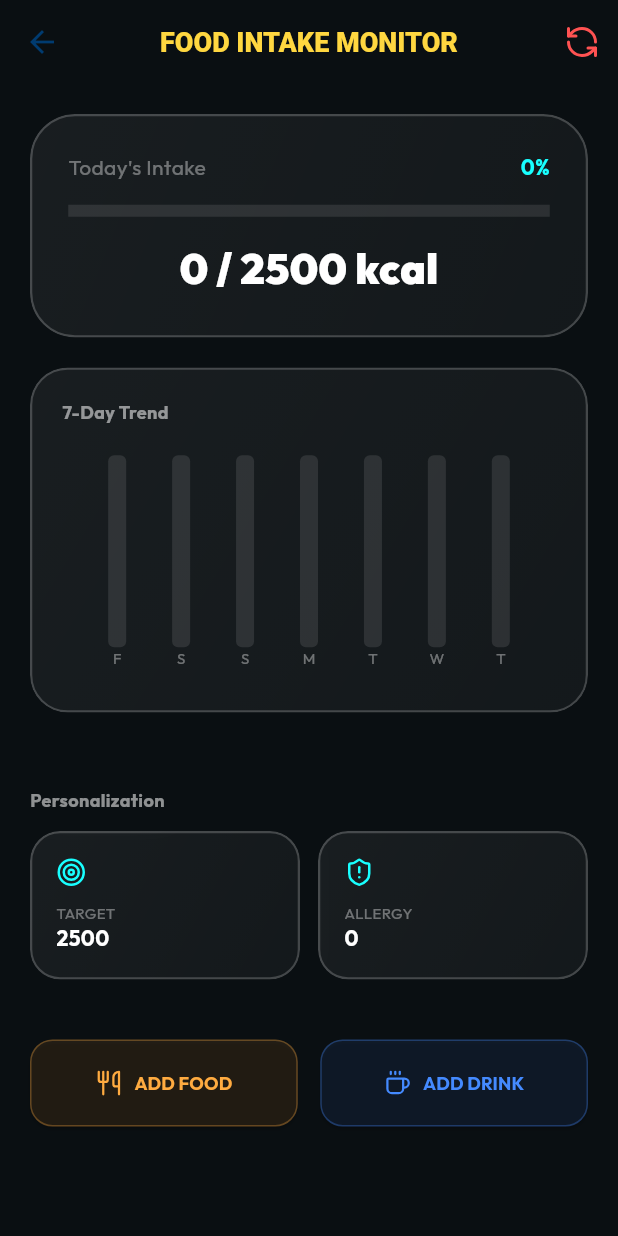
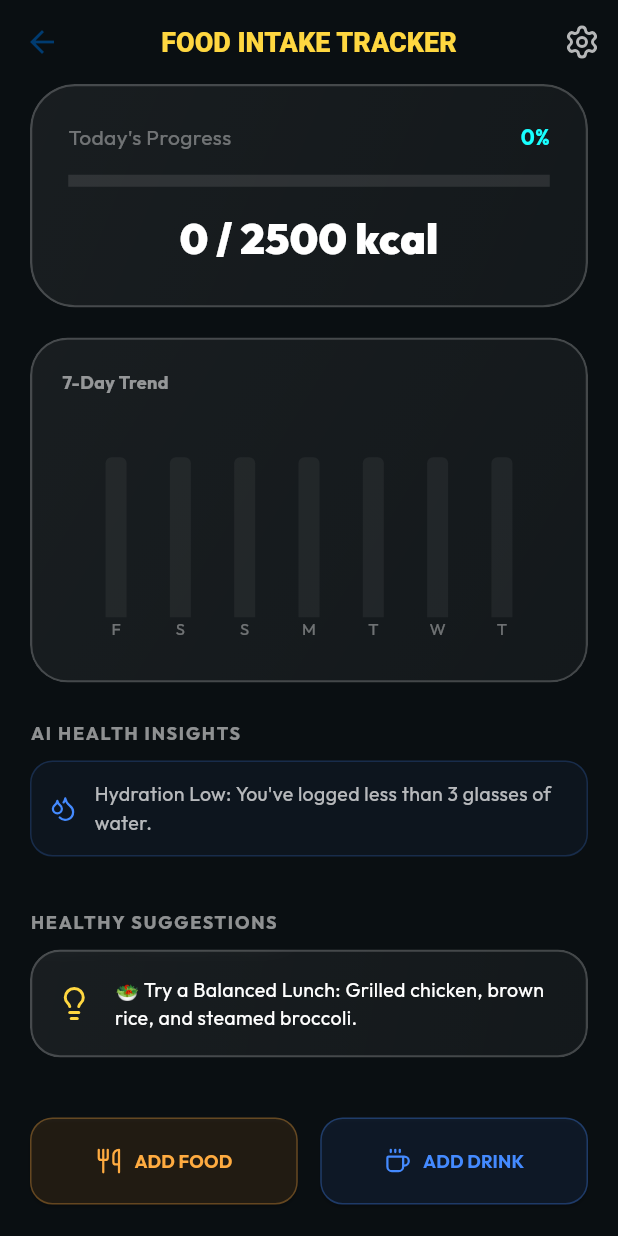
Before and after one commit to D-H724/my_sejahtera_ng, a Flutter app: the FoodTrackerScreen screen opened directly, on a phone screen of 412 x 824 dp. Run offline on Flutter 3.47's test engine with Material 3 defaults, Android fonts, the light colour scheme and no system bars; drawn by our look-alikes of fl_chart, flutter_animate; our stand-ins replace animated_text_kit, flutter_map, flutter_riverpod, flutter_tts, geolocator, google_fonts and 3 more.

Commit message:
UI update: Adding (AI Health Insights, Healthy Suggestions, Settings)

```diff
--- a/lib/features/dashboard/screens/dashboard_screen.dart
+++ b/lib/features/dashboard/screens/dashboard_screen.dart
@@ -293,7 +293,7 @@ class DashboardScreen extends ConsumerWidget {
             } else if (label == 'Health') {
               targetScreen = const DigitalHealthScreen();
             } else if (label == 'Food Intake Monitor') {
-              targetScreen = const FoodTrackerScreen();
+              targetScreen = FoodTrackerScreen();
             } else {
               targetScreen = FeatureDetailScreen(
                 title: label,
--- a/lib/features/food_tracker/food_tracker_screen.dart
+++ b/lib/features/food_tracker/food_tracker_screen.dart
@@ -1,4 +1,4 @@
-import 'dart:ui';
+import 'dart:math'; // For random suggestions
 import 'package:flutter/material.dart';
 import 'package:flutter_riverpod/flutter_riverpod.dart';
 import 'package:flutter_animate/flutter_animate.dart';
@@ -6,10 +6,9 @@ import 'package:flutter_riverpod/legacy.dart' show StateNotifierProvider, StateN
 import 'package:lucide_icons/lucide_icons.dart';
 import 'package:fl_chart/fl_chart.dart';
 import 'package:my_sejahtera_ng/core/widgets/glass_container.dart';
-import 'package:intl/intl.dart'; // For date formatting
+import 'package:intl/intl.dart';
 
 // --- DATA MODELS ---
-
 enum DrinkType { water, tea, coffee, juice, milk }
 
 class FoodEntry {
@@ -24,7 +23,7 @@ class FoodTrackerState {
   final List<String> allergies;
   final List<FoodEntry> foods;
   final List<FoodEntry> drinks;
-  final Map<String, int> dailyHistory; // Format: "yyyy-MM-dd": totalCalories
+  final Map<String, int> dailyHistory;
   final bool isScanning;
 
   FoodTrackerState({
@@ -40,13 +39,8 @@ class FoodTrackerState {
       foods.fold(0, (a, b) => a + b.calories) +
           drinks.fold(0, (a, b) => a + b.calories);
 
-  List<String> get aiInsights {
-    List<String> insights = [];
-    final caloriePercent = (totalCalories / calorieTarget);
-    if (caloriePercent >= 0.9) insights.add("🔥 Limit Warning: ${(caloriePercent * 100).toInt()}% reached.");
-    if (allergies.isNotEmpty) insights.add("🛡️ AI active: Monitoring ${allergies.length} allergens.");
-    return insights;
-  }
+  // Checks how many water entries exist
+  int get waterCount => drinks.where((d) => d.type == DrinkType.water).length;
 
   FoodTrackerState copyWith({
     int? calorieTarget,
@@ -68,7 +62,6 @@ class FoodTrackerState {
 }
 
 // --- STATE MANAGEMENT ---
-
 final foodTrackerProvider = StateNotifierProvider<FoodTrackerNotifier, FoodTrackerState>((ref) => FoodTrackerNotifier());
 
 class FoodTrackerNotifier extends StateNotifier<FoodTrackerState> {
@@ -91,7 +84,7 @@ class FoodTrackerNotifier extends StateNotifier<FoodTrackerState> {
     await Future.delayed(1200.ms);
     final riskFound = state.allergies.any((allergy) => name.toLowerCase().contains(allergy.toLowerCase()));
     state = state.copyWith(isScanning: false);
-    return riskFound ? "You have consumed an allergen giving food or drink" : null;
+    return riskFound ? "Allergen detected in entry!" : null;
   }
 
   void _updateHistory() {
@@ -112,48 +105,61 @@ class FoodTrackerNotifier extends StateNotifier<FoodTrackerState> {
 }
 
 // --- MAIN UI ---
+class FoodTrackerScreen extends ConsumerWidget {
+  FoodTrackerScreen({super.key});
 
-class FoodTrackerScreen extends ConsumerWidget {
-  const FoodTrackerScreen({super.key});
+  final List<String> suggestions = [
+    "🥗 Try a Balanced Lunch: Grilled chicken, brown rice, and steamed broccoli.",
+    "💧 Reduce Sugar: Swap sugary sodas with sparkling water and a slice of lemon.",
+    "🍎 Snack Smart: A handful of raw almonds and an apple provides sustained energy.",
+    "🍵 Metabolism Boost: Switch your afternoon coffee for antioxidant-rich green tea.",
+    "🥣 Fiber Focus: Add chia seeds or flaxseeds to your breakfast for better digestion."
+  ];
 
   static const List<String> availableAllergens = ['Peanut', 'Milk & Dairy', 'Sesame', 'Wheat & Gluten', 'Shellfish', 'Fish', 'Chicken', 'Lamb', 'Beef', 'Soy', 'Egg', 'Tree Nuts'];
 
   @override
   Widget build(BuildContext context, WidgetRef ref) {
     final state = ref.watch(foodTrackerProvider);
+    final randomSuggestion = suggestions[Random().nextInt(suggestions.length)];
 
     return Scaffold(
       backgroundColor: const Color(0xFF0A0F12),
       appBar: AppBar(
-        title: const Text("FOOD INTAKE MONITOR", style: TextStyle(fontWeight: FontWeight.w900, fontSize: 18, color: Colors.amberAccent)),
+        title: const Text("FOOD INTAKE TRACKER", style: TextStyle(fontWeight: FontWeight.w900, fontSize: 18, color: Colors.amberAccent)),
         backgroundColor: Colors.transparent,
+        elevation: 0,
         actions: [
-          IconButton(icon: const Icon(LucideIcons.refreshCcw, color: Colors.redAccent), onPressed: () => _showResetDialog(context, ref)),
+          _buildConfigMenu(context, ref, state),
         ],
       ),
       body: Stack(
         children: [
           SingleChildScrollView(
-            padding: const EdgeInsets.all(20),
+            padding: const EdgeInsets.symmetric(horizontal: 20),
             child: Column(
+              crossAxisAlignment: CrossAxisAlignment.start,
               children: [
                 _buildProgressCard(state),
                 const SizedBox(height: 20),
-                _buildCalorieChart(state), // THE NEW CHART
-                const SizedBox(height: 20),
-                ...state.aiInsights.map((m) => _buildAIInsight(m)),
-                const SizedBox(height: 30),
-                _sectionHeader("Personalization"),
-                const SizedBox(height: 12),
-                Row(
-                  children: [
-                    _buildSettingsTile("TARGET", "${state.calorieTarget}", LucideIcons.target, () => _openTargetSheet(context, ref, state)),
-                    const SizedBox(width: 12),
-                    _buildSettingsTile("ALLERGY", "${state.allergies.length}", LucideIcons.shieldAlert, () => _openAllergySheet(context, ref, state)),
-                  ],
-                ),
+                _buildCalorieChart(state),
+                const SizedBox(height: 25),
+
+                // --- AI HEALTH INSIGHTS SECTION ---
+                _sectionHeader("AI HEALTH INSIGHTS"),
+                const SizedBox(height: 10),
+                _buildDynamicInsights(state),
+
+                const SizedBox(height: 25),
+
+                // --- HEALTHY SUGGESTIONS SECTION ---
+                _sectionHeader("HEALTHY SUGGESTIONS"),
+                const SizedBox(height: 10),
+                _buildSuggestionCard(randomSuggestion),
+
                 const SizedBox(height: 40),
                 _buildActionRow(context, ref),
+                const SizedBox(height: 50),
               ],
             ),
           ),
@@ -163,9 +169,82 @@ class FoodTrackerScreen extends ConsumerWidget {
     );
   }
 
-  // --- NEW CHART COMPONENT ---
+  // --- NEW UI COMPONENTS ---
+
+  Widget _buildConfigMenu(BuildContext context, WidgetRef ref, FoodTrackerState state) {
+    return PopupMenuButton<String>(
+      icon: const Icon(LucideIcons.settings, color: Colors.white70),
+      color: const Color(0xFF161B1E),
+      onSelected: (value) {
+        if (value == 'target') _openTargetSheet(context, ref, state);
+        if (value == 'allergy') _openAllergySheet(context, ref, state);
+        if (value == 'reset') _showResetDialog(context, ref);
+      },
+      itemBuilder: (ctx) => [
+        const PopupMenuItem(value: 'target', child: ListTile(leading: Icon(LucideIcons.target, color: Colors.cyanAccent), title: Text("Set Target", style: TextStyle(color: Colors.white)))),
+        const PopupMenuItem(value: 'allergy', child: ListTile(leading: Icon(LucideIcons.shieldAlert, color: Colors.redAccent), title: Text("Allergies", style: TextStyle(color: Colors.white)))),
+        const PopupMenuItem(value: 'reset', child: ListTile(leading: Icon(LucideIcons.refreshCcw, color: Colors.orangeAccent), title: Text("Reset Data", style: TextStyle(color: Colors.white)))),
+      ],
+    );
+  }
+
+  Widget _buildDynamicInsights(FoodTrackerState state) {
+    List<Widget> messages = [];
+    final calPercent = state.totalCalories / state.calorieTarget;
+
+    if (calPercent > 1.0) {
+      messages.add(_insightItem("Warning: Calorie target exceeded by ${(state.totalCalories - state.calorieTarget)} kcal.", Colors.redAccent, LucideIcons.frown));
+    } else if (calPercent > 0.8) {
+      messages.add(_insightItem("Approaching limit. Consider lighter snacks for the rest of the day.", Colors.orangeAccent, LucideIcons.gauge));
+    }
+
+    if (state.waterCount < 3) {
+      messages.add(_insightItem("Hydration Low: You've logged less than 3 glasses of water.", Colors.blueAccent, LucideIcons.droplets));
+    } else {
+      messages.add(_insightItem("Hydration Good: Keep maintaining this water intake!", Colors.greenAccent, LucideIcons.smile));
+    }
+
+    return Column(children: messages);
+  }
+
+  Widget _insightItem(String text, Color color, IconData icon) {
+    return Container(
+      margin: const EdgeInsets.only(bottom: 10),
+      padding: const EdgeInsets.all(12),
+      decoration: BoxDecoration(
+        color: color.withOpacity(0.05),
+        borderRadius: BorderRadius.circular(15),
+        border: Border.all(color: color.withOpacity(0.2)),
+      ),
+      child: Row(
+        children: [
+          Icon(icon, color: color, size: 18),
+          const SizedBox(width: 12),
+          Expanded(child: Text(text, style: const TextStyle(color: Colors.white70, fontSize: 13))),
+        ],
+      ),
+    ).animate().fadeIn().slideX();
+  }
+
+  Widget _buildSuggestionCard(String text) {
+    return GlassContainer(
+      borderRadius: BorderRadius.circular(20),
+      padding: const EdgeInsets.all(16),
+      child: Row(
+        children: [
+          const Icon(LucideIcons.lightbulb, color: Colors.amberAccent, size: 24),
+          const SizedBox(width: 15),
+          Expanded(child: Text(text, style: const TextStyle(color: Colors.white, fontSize: 13, height: 1.4))),
+        ],
+      ),
+    ).animate().shimmer(duration: 2.seconds);
+  }
+
+  // --- EXISTING CHART & PROGRESS LOGIC ---
 
   Widget _buildCalorieChart(FoodTrackerState state) {
+    final now = DateTime.now();
+    final today = DateTime(now.year, now.month, now.day);
     return GlassContainer(
       borderRadius: BorderRadius.circular(25),
       padding: const EdgeInsets.all(20),
@@ -179,6 +258,7 @@ class FoodTrackerScreen extends ConsumerWidget {
             child: BarChart(
               BarChartData(
                 gridData: const FlGridData(show: false),
+                maxY: (state.calorieTarget * 1.2).toDouble(),
                 titlesData: FlTitlesData(
                   leftTitles: const AxisTitles(sideTitles: SideTitles(showTitles: false)),
                   rightTitles: const AxisTitles(sideTitles: SideTitles(showTitles: false)),
@@ -187,15 +267,15 @@ class FoodTrackerScreen extends ConsumerWidget {
                     sideTitles: SideTitles(
                       showTitles: true,
                       getTitlesWidget: (val, meta) {
-                        final date = DateTime.now().subtract(Duration(days: 6 - val.toInt()));
-                        return Text(DateFormat('E').format(date)[0], style: const TextStyle(color: Colors.white38, fontSize: 10));
+                        final date = today.subtract(Duration(days: 6 - val.toInt()));
+                        return Text(DateFormat('E').format(date).substring(0, 1), style: const TextStyle(color: Colors.white38, fontSize: 11));
                       },
                     ),
                   ),
                 ),
                 borderData: FlBorderData(show: false),
                 barGroups: List.generate(7, (index) {
-                  final dateKey = DateFormat('yyyy-MM-dd').format(DateTime.now().subtract(Duration(days: 6 - index)));
+                  final dateKey = DateFormat('yyyy-MM-dd').format(today.subtract(Duration(days: 6 - index)));
                   final calories = state.dailyHistory[dateKey]?.toDouble() ?? 0.0;
                   return BarChartGroupData(
                     x: index,
@@ -203,9 +283,9 @@ class FoodTrackerScreen extends ConsumerWidget {
                       BarChartRodData(
                         toY: calories,
                         color: calories > state.calorieTarget ? Colors.redAccent : Colors.cyanAccent,
-                        width: 12,
-                        borderRadius: BorderRadius.circular(4),
-                        backDrawRodData: BackgroundBarChartRodData(show: true, toY: state.calorieTarget.toDouble(), color: Colors.white10),
+                        width: 14,
+                        borderRadius: const BorderRadius.vertical(top: Radius.circular(4)),
+                        backDrawRodData: BackgroundBarChartRodData(show: true, toY: state.calorieTarget.toDouble(), color: Colors.white.withOpacity(0.05)),
                       )
                     ],
                   );
@@ -218,8 +298,6 @@ class FoodTrackerScreen extends ConsumerWidget {
     );
   }
 
-  // --- EXISTING UI COMPONENTS ---
-
   Widget _buildProgressCard(FoodTrackerState state) {
     double progress = (state.totalCalories / state.calorieTarget).clamp(0.0, 1.0);
     return GlassContainer(
@@ -230,7 +308,7 @@ class FoodTrackerScreen extends ConsumerWidget {
           Row(
             mainAxisAlignment: MainAxisAlignment.spaceBetween,
             children: [
-              const Text("Today's Intake", style: TextStyle(color: Colors.white38, fontSize: 14)),
+              const Text("Today's Progress", style: TextStyle(color: Colors.white38, fontSize: 14)),
               Text("${(progress * 100).toInt()}%", style: const TextStyle(color: Colors.cyanAccent, fontWeight: FontWeight.bold)),
             ],
           ),
@@ -239,33 +317,6 @@ class FoodTrackerScreen extends ConsumerWidget {
           const SizedBox(height: 15),
           Text("${state.totalCalories} / ${state.calorieTarget} kcal", style: const TextStyle(color: Colors.white, fontSize: 28, fontWeight: FontWeight.w900)),
         ],
-      ),
-    );
-  }
-
-  Widget _buildAIInsight(String msg) {
-    return Container(
-      margin: const EdgeInsets.only(top: 10),
-      padding: const EdgeInsets.all(12),
-      decoration: BoxDecoration(color: Colors.amberAccent.withOpacity(0.05), borderRadius: BorderRadius.circular(15), border: Border.all(color: Colors.amberAccent.withOpacity(0.2))),
-      child: Row(children: [const Icon(LucideIcons.sparkles, color: Colors.amberAccent, size: 16), const SizedBox(width: 12), Expanded(child: Text(msg, style: const TextStyle(color: Colors.white70, fontSize: 13)))]),
-    ).animate().shimmer();
-  }
-
-  Widget _buildSettingsTile(String t, String v, IconData i, VoidCallback onTap) {
-    return Expanded(
-      child: GestureDetector(
-        onTap: onTap,
-        child: GlassContainer(
-          borderRadius: BorderRadius.circular(20),
-          padding: const EdgeInsets.all(16),
-          child: Column(crossAxisAlignment: CrossAxisAlignment.start, children: [
-            Icon(i, color: Colors.cyanAccent, size: 20),
-            const SizedBox(height: 10),
-            Text(t, style: const TextStyle(color: Colors.white38, fontSize: 10)),
-            Text(v, style: const TextStyle(color: Colors.white, fontWeight: FontWeight.bold)),
-          ]),
-        ),
       ),
     );
   }
@@ -286,14 +337,18 @@ class FoodTrackerScreen extends ConsumerWidget {
         onPressed: onTap,
         icon: Icon(i, size: 18),
         label: Text(l, style: const TextStyle(fontWeight: FontWeight.bold, fontSize: 12)),
-        style: ElevatedButton.styleFrom(backgroundColor: c.withOpacity(0.1), foregroundColor: c, padding: const EdgeInsets.symmetric(vertical: 20), shape: RoundedRectangleBorder(borderRadius: BorderRadius.circular(15), side: BorderSide(color: c.withOpacity(0.3)))),
+        style: ElevatedButton.styleFrom(
+            backgroundColor: c.withOpacity(0.1),
+            foregroundColor: c,
+            padding: const EdgeInsets.symmetric(vertical: 20),
+            shape: RoundedRectangleBorder(borderRadius: BorderRadius.circular(15), side: BorderSide(color: c.withOpacity(0.3)))),
       ),
     );
   }
 
-  Widget _sectionHeader(String t) => Align(alignment: Alignment.centerLeft, child: Text(t, style: const TextStyle(color: Colors.white54, fontWeight: FontWeight.bold, fontSize: 12)));
+  Widget _sectionHeader(String t) => Text(t, style: const TextStyle(color: Colors.white54, fontWeight: FontWeight.bold, fontSize: 12, letterSpacing: 1.2));
 
-  // --- LOGIC & SHEETS ---
+  // --- DIALOGS & SHEETS ---
 
   void _openAllergySheet(BuildContext context, WidgetRef ref, FoodTrackerState s) {
     showModalBottomSheet(
@@ -325,27 +380,13 @@ class FoodTrackerScreen extends ConsumerWidget {
                         borderRadius: BorderRadius.circular(12),
                         border: Border.all(color: isSelected ? Colors.redAccent : Colors.transparent),
                       ),
-                      child: Row(
-                        mainAxisSize: MainAxisSize.min,
-                        children: [
-                          if (isSelected) const Icon(Icons.check, size: 16, color: Colors.redAccent),
-                          if (isSelected) const SizedBox(width: 8),
-                          Text(allergy, style: TextStyle(color: isSelected ? Colors.redAccent : Colors.white70)),
-                        ],
-                      ),
+                      child: Text(allergy, style: TextStyle(color: isSelected ? Colors.redAccent : Colors.white70)),
                     ),
                   );
                 }).toList(),
               ),
               const SizedBox(height: 30),
-              SizedBox(
-                width: double.infinity,
-                child: ElevatedButton(
-                  style: ElevatedButton.styleFrom(backgroundColor: Colors.redAccent),
-                  onPressed: () => Navigator.pop(context),
-                  child: const Text("SAVE OPTIONS", style: TextStyle(color: Colors.white)),
-                ),
-              ),
+              SizedBox(width: double.infinity, child: ElevatedButton(style: ElevatedButton.styleFrom(backgroundColor: Colors.redAccent), onPressed: () => Navigator.pop(context), child: const Text("SAVE OPTIONS"))),
             ],
           ),
         ),
@@ -368,7 +409,7 @@ class FoodTrackerScreen extends ConsumerWidget {
           child: Column(
             mainAxisSize: MainAxisSize.min,
             children: [
-              Text(isDrink ? "ADD DRINK" : "ADD FOOD", style: const TextStyle(color: Colors.white, fontWeight: FontWeight.bold)),
+              Text(isDrink ? "LOG DRINK" : "LOG FOOD", style: const TextStyle(color: Colors.white, fontWeight: FontWeight.bold)),
               const SizedBox(height: 15),
               if (isDrink)
                 DropdownButton<DrinkType>(
@@ -386,7 +427,6 @@ class FoodTrackerScreen extends ConsumerWidget {
                   final cal = int.tryParse(calCtrl.text) ?? 0;
                   if (name.isEmpty) return;
                   Navigator.pop(ctx);
-
                   final riskMessage = await ref.read(foodTrackerProvider.notifier).checkAllergyRisk(name);
                   if (riskMessage != null) {
                     _showAllergenWarning(context, riskMessage, isDrink, () {
@@ -407,13 +447,12 @@ class FoodTrackerScreen extends ConsumerWidget {
   }
 
   void _showAllergenWarning(BuildContext context, String message, bool isDrink, VoidCallback onConfirm) {
-    final category = isDrink ? "drink" : "food";
     showDialog(
       context: context,
       builder: (ctx) => AlertDialog(
         backgroundColor: const Color(0xFF1A0A0A),
         title: const Icon(LucideIcons.alertCircle, color: Colors.redAccent),
-        content: Text("$message ($category type)", textAlign: TextAlign.center, style: const TextStyle(color: Colors.white)),
+        content: Text(message, textAlign: TextAlign.center, style: const TextStyle(color: Colors.white)),
         actions: [
           TextButton(onPressed: () => Navigator.pop(ctx), child: const Text("CANCEL")),
           ElevatedButton(style: ElevatedButton.styleFrom(backgroundColor: Colors.redAccent), onPressed: () { onConfirm(); Navigator.pop(ctx); }, child: const Text("PROCEED")),
@@ -427,8 +466,7 @@ class FoodTrackerScreen extends ConsumerWidget {
       context: context,
       builder: (ctx) => AlertDialog(
         backgroundColor: const Color(0xFF161B1E),
-        title: const Text("Reset Page?", style: TextStyle(color: Colors.white)),
-        content: const Text("This will clear all intake logs and settings.", style: TextStyle(color: Colors.white70)),
+        title: const Text("Reset?", style: TextStyle(color: Colors.white)),
         actions: [
           TextButton(onPressed: () => Navigator.pop(ctx), child: const Text("NO")),
           TextButton(onPressed: () { ref.read(foodTrackerProvider.notifier).reset(); Navigator.pop(ctx); }, child: const Text("YES", style: TextStyle(color: Colors.redAccent))),
@@ -437,10 +475,10 @@ class FoodTrackerScreen extends ConsumerWidget {
     );
   }
 
-  Widget _buildScanningOverlay() => Container(color: Colors.black87, child: const Center(child: CircularProgressIndicator(color: Colors.cyanAccent)));
-
   void _openTargetSheet(BuildContext context, WidgetRef ref, FoodTrackerState s) {
     final c = TextEditingController(text: s.calorieTarget.toString());
-    showModalBottomSheet(context: context, backgroundColor: const Color(0xFF161B1E), builder: (_) => Padding(padding: const EdgeInsets.all(24), child: Column(mainAxisSize: MainAxisSize.min, children: [TextField(controller: c, keyboardType: TextInputType.number, style: const TextStyle(color: Colors.white)), ElevatedButton(onPressed: () { ref.read(foodTrackerProvider.notifier).setTarget(int.parse(c.text)); Navigator.pop(context); }, child: const Text("SAVE"))])));
+    showModalBottomSheet(context: context, backgroundColor: const Color(0xFF161B1E), builder: (_) => Padding(padding: const EdgeInsets.all(24), child: Column(mainAxisSize: MainAxisSize.min, children: [TextField(controller: c, keyboardType: TextInputType.number, style: const TextStyle(color: Colors.white)), const SizedBox(height: 20), ElevatedButton(onPressed: () { ref.read(foodTrackerProvider.notifier).setTarget(int.parse(c.text)); Navigator.pop(context); }, child: const Text("SAVE"))])));
   }
+
+  Widget _buildScanningOverlay() => Container(color: Colors.black87, child: const Center(child: CircularProgressIndicator(color: Colors.cyanAccent)));
 }
```
Also changed, not shown: Food Intelligence ver3.png (deleted), Food Tracker ver2.6.png (deleted).
